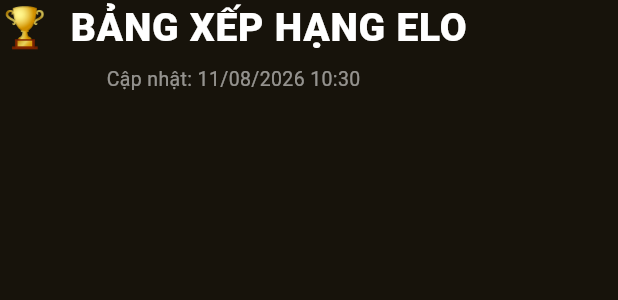
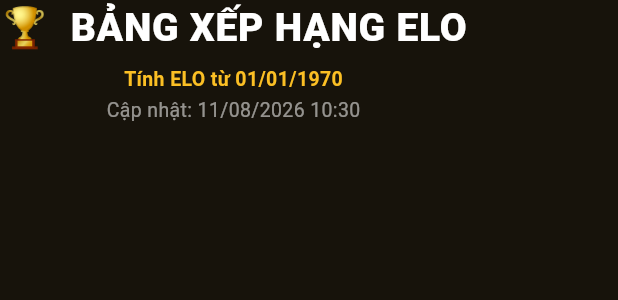
Before and after one commit to trungson1991-hub/aoe-ranking, a Flutter app: the _Header widget shown alone on an empty page, opened directly with empty values, on a phone screen of 412 x 824 dp. Shown: the top 300 px of the screen. Run offline on Flutter 3.47's test engine with Material 3 defaults, Android fonts, the phone set to English and light mode, and no system bars; network calls fail.

Commit message:
feat(web): hiển thị ngày bắt đầu tính ELO trên header

```diff
--- a/app/lib/models/leaderboard.dart
+++ b/app/lib/models/leaderboard.dart
@@ -43,16 +43,23 @@ class MemberResult {
 
 class Leaderboard {
   final DateTime updatedAt;
+  final int startEpoch;
   final int totalMatches;
   final int internalMatches;
   final List<MemberResult> members;
 
   const Leaderboard({
     required this.updatedAt,
+    required this.startEpoch,
     required this.totalMatches,
     required this.internalMatches,
     required this.members,
   });
+
+  // Ngày bắt đầu tính ELO, hiển thị theo giờ VN (UTC+7) để không lệch theo máy người xem.
+  DateTime get startDateVN =>
+      DateTime.fromMillisecondsSinceEpoch(startEpoch * 1000, isUtc: true)
+          .add(const Duration(hours: 7));
 
   factory Leaderboard.fromMap(Map<String, dynamic> m) {
     int asInt(dynamic v) => (v is num) ? v.toInt() : 0;
@@ -62,6 +69,7 @@ class Leaderboard {
     return Leaderboard(
       updatedAt:
           DateTime.fromMillisecondsSinceEpoch(asInt(m['updated_at']) * 1000),
+      startEpoch: asInt(m['start_epoch']),
       totalMatches: asInt(m['total_matches']),
       internalMatches: asInt(m['internal_matches']),
       members: list,
--- a/app/lib/ui/leaderboard_page.dart
+++ b/app/lib/ui/leaderboard_page.dart
@@ -116,6 +116,7 @@ class _Header extends StatelessWidget {
   @override
   Widget build(BuildContext context) {
     final fmt = DateFormat('dd/MM/yyyy HH:mm');
+    final dateFmt = DateFormat('dd/MM/yyyy');
     return Column(
       children: [
         const Text(
@@ -128,6 +129,11 @@ class _Header extends StatelessWidget {
           ),
         ),
         const SizedBox(height: 6),
+        Text(
+          'Tính ELO từ ${dateFmt.format(board.startDateVN)}',
+          style: const TextStyle(color: Color(0xFFFBBF24), fontSize: 13, fontWeight: FontWeight.w600),
+        ),
+        const SizedBox(height: 2),
         Text(
           'Cập nhật: ${fmt.format(board.updatedAt.toLocal())}',
           style: const TextStyle(color: Colors.white54, fontSize: 13),
```
